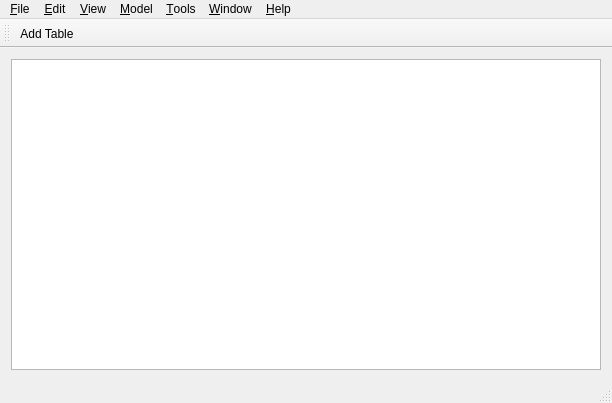
Qt form jalapaquery/src/jalapaquery/mainwindow.ui (leonhad/jalapaquery) before a commit.
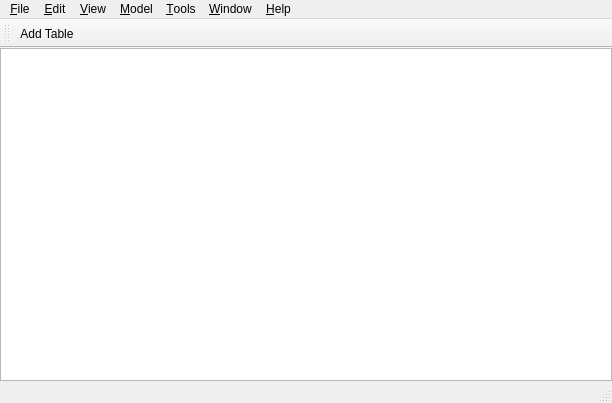
The same form after that commit.

What changed in the file:
```diff
--- a/jalapaquery/src/jalapaquery/mainwindow.ui
+++ b/jalapaquery/src/jalapaquery/mainwindow.ui
@@ -15,6 +15,9 @@
   </property>
   <widget class="QWidget" name="centralWidget">
    <layout class="QHBoxLayout" name="horizontalLayout">
+    <property name="margin">
+     <number>0</number>
+    </property>
     <item>
      <widget class="QGraphicsView" name="mainView">
       <property name="renderHints">
```
